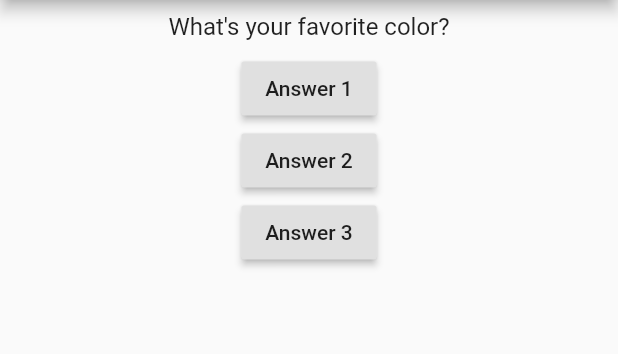
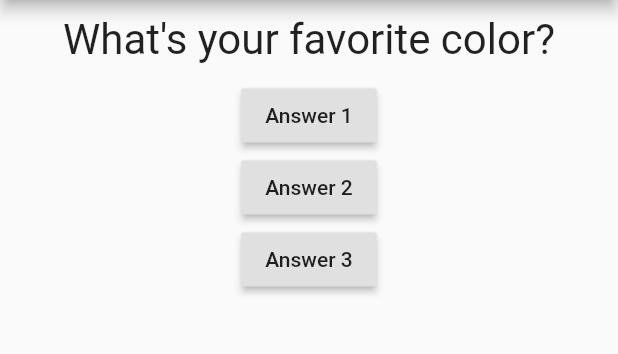
Before and after one commit to jdesfon/FLUTTER_courses, a Flutter app: the screen it shows after launch, on a phone screen of 412 x 824 dp, the part 84-438 px from its top. Run offline on Flutter 3.47's test engine with Material 2 defaults, Android fonts, the phone set to English and light mode, and no system bars.

Commit message:
widget(question): resize text and increase margin

```diff
--- a/quizz_app/lib/question.dart
+++ b/quizz_app/lib/question.dart
@@ -8,10 +8,10 @@ class Question extends StatelessWidget {
   build(BuildContext context) {
     return Container(
       width: double.infinity,
-      margin: EdgeInsets.all(8),
+      margin: EdgeInsets.all(10),
       child: Text(
         questionText,
-        style: TextStyle(fontSize: 16),
+        style: TextStyle(fontSize: 28),
         textAlign: TextAlign.center,
       ),
     );
```
